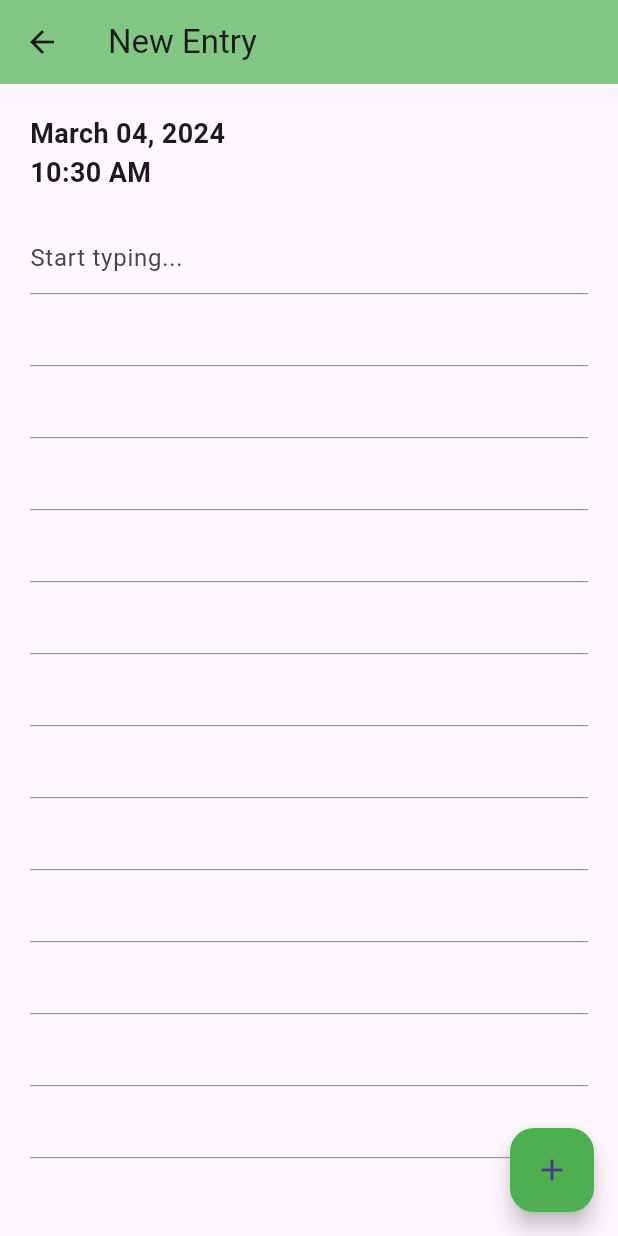
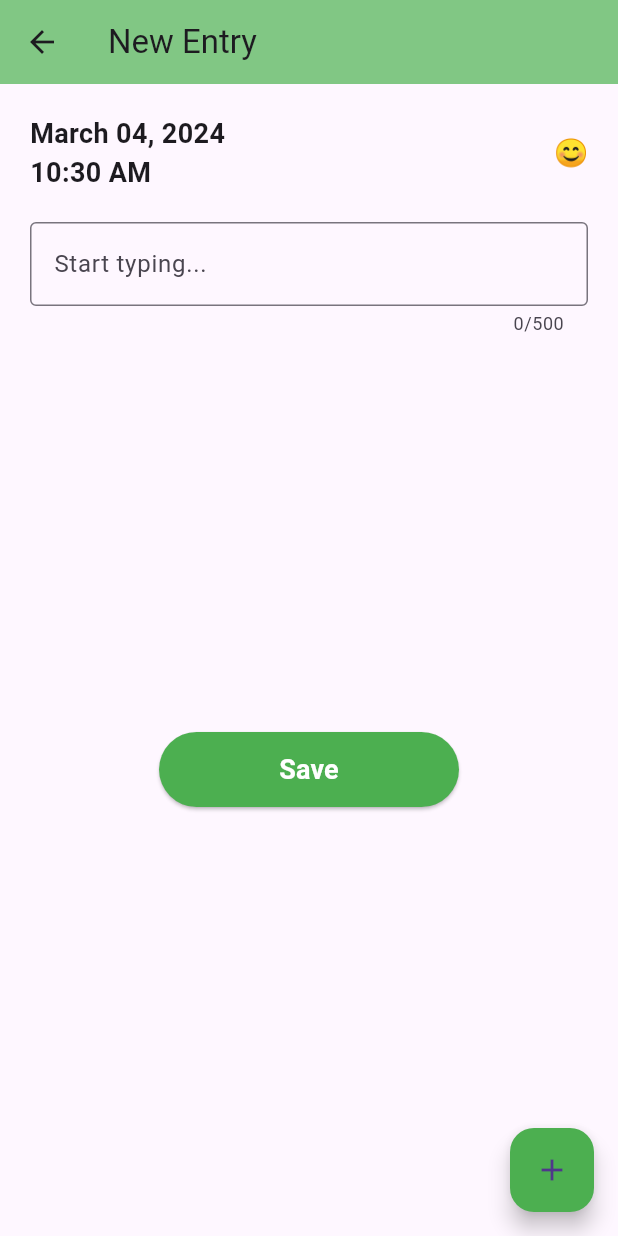
Before and after one commit to appledcrab/Mobile-App-Project1, a Flutter app: the screen it shows after launch, after a tap on "Journal Entry", on a phone screen of 412 x 824 dp. Run offline on Flutter 3.47's test engine with Material 3 defaults, Android fonts, the phone set to English and light mode, and no system bars; our stand-ins replace image_picker.

Commit message:
Adds journal entry class, seperate emoji class + -updates mood tracker screen to use journal entry class in a as demonstration -changes journal entry to not overflow on page, in a box, which does get rid of the previous nice lines

```diff
--- /dev/null
+++ b/lib/emoji_icon_class.dart
@@ -0,0 +1,30 @@
+import 'package:flutter/material.dart';
+
+class EmojiIcon {
+  final IconData icon;
+  final String label;
+
+  EmojiIcon({required this.label}) : icon = moodAssign(label);
+
+  static IconData moodAssign(String label) {
+    switch (label) {
+      case "Very Sad":
+        return Icons.sentiment_very_dissatisfied;
+      case "Sad":
+        return Icons.sentiment_dissatisfied;
+      case "Neutral":
+        return Icons.sentiment_neutral;
+      case "Happy":
+        return Icons.sentiment_satisfied;
+      case "Very Happy":
+        return Icons.sentiment_very_satisfied;
+      default:
+        return Icons.sentiment_neutral;
+    }
+  }
+}
+// Icons.sentiment_very_dissatisfied, 'Very Sad'),
+//               MoodIcon(Icons.sentiment_dissatisfied, 'Sad'),
+//               MoodIcon(Icons.sentiment_neutral, 'Neutral'),
+//               MoodIcon(Icons.sentiment_satisfied, 'Happy'),
+//               MoodIcon(Icons.sentiment_very_satisfied, 'Very Happy'),
--- a/lib/screens/journal_entry_screen.dart
+++ b/lib/screens/journal_entry_screen.dart
@@ -1,3 +1,5 @@
+// import 'dart:html';
+
 import 'package:flutter/material.dart';
 import 'package:intl/intl.dart';
 
@@ -9,6 +11,15 @@ class JournalEntryScreen extends StatefulWidget {
 class _JournalEntryScreenState extends State<JournalEntryScreen> {
   String _formattedDate = DateFormat('MMMM dd, yyyy').format(DateTime.now());
   String _formattedTime = DateFormat('h:mm a').format(DateTime.now());
+
+  TextEditingController _textEditingController = TextEditingController();
+
+  @override
+  void dispose() {
+    // Clean up the controller when the widget is disposed.
+    _textEditingController.dispose();
+    super.dispose();
+  }
 
   @override
   Widget build(BuildContext context) {
@@ -22,30 +33,76 @@ class _JournalEntryScreenState extends State<JournalEntryScreen> {
         child: Column(
           crossAxisAlignment: CrossAxisAlignment.start,
           children: [
+            Container(
+              width: double.infinity,
+              child: Row(
+                children: <Widget>[
+                  Expanded(
+                    child: Column(
+                      crossAxisAlignment: CrossAxisAlignment.start,
+                      children: <Widget>[
                         Text(
                           _formattedDate,
-              style: TextStyle(fontSize: 18, fontWeight: FontWeight.bold),
+                          style: TextStyle(
+                              fontSize: 18, fontWeight: FontWeight.bold),
                         ),
                         Text(
                           _formattedTime,
-              style: TextStyle(fontSize: 18, fontWeight: FontWeight.bold),
+                          style: TextStyle(
+                              fontSize: 18, fontWeight: FontWeight.bold),
+                        ),
+                      ],
+                    ),
+                  ),
+                  Text(
+                    '😊', // --- CHANGE to the other moods we have... not sure how yet
+                    style: TextStyle(fontSize: 18),
+                  ),
+                ],
+              ),
             ),
             SizedBox(height: 20),
-            Expanded(
-              child: ListView.builder(
-                itemCount: 100, // Lines displayed
-                itemBuilder: (context, index) {
-                  return TextField(
+            SizedBox(
+              height: 340,
+              child: Container(
+                width: double.infinity,
+                constraints:
+                    BoxConstraints(maxWidth: MediaQuery.of(context).size.width),
+                child: TextField(
+                  controller: _textEditingController,
                   decoration: InputDecoration(
-                      hintText: index == 0 ? 'Start typing...' : '',
-                      border: InputBorder.none,
-                      enabledBorder: UnderlineInputBorder(
-                        borderSide: BorderSide(color: Colors.brown, width: 0.5),
+                    hintText: 'Start typing...',
+                    border: OutlineInputBorder(),
+                  ),
+                  maxLines: null,
+                  maxLength: 500,
                 ),
               ),
-                    maxLines: 1,
-                  );
+            ),
+            Center(
+              child: SizedBox(
+                width: 200, //button sizing
+                height: 50,
+                child: ElevatedButton(
+                  onPressed: () {
+                    String enteredText = _textEditingController.text;
+                    print(
+                        //going to use this when making the entry class and the entries.
+                        'Entered text: $enteredText\n on $_formattedDate at $_formattedTime\n with the emotion 😊 ');
+                    //(isnt done with other mood widget yet)
                   },
+                  style: ElevatedButton.styleFrom(
+                    backgroundColor: Colors.green,
+                  ),
+                  child: Text(
+                    'Save',
+                    style: TextStyle(
+                      fontSize: 18,
+                      fontWeight: FontWeight.bold,
+                      color: Colors.white,
+                    ),
+                  ),
+                ),
               ),
             ),
           ],
@@ -54,6 +111,8 @@ class _JournalEntryScreenState extends State<JournalEntryScreen> {
       floatingActionButton: FloatingActionButton(
         onPressed: () {
           // will add functions when clicked
+          //maybe changing emoji here
+          //adding a photo onto this entry
         },
         child: Icon(Icons.add),
         backgroundColor: Colors.green,
```
Also changed, not shown: lib/entry_class.dart (added, +15 -0 lines), lib/screens/mood_tracker_screen.dart (+30 -4 lines). Lines whose indentation alone changed are shown as unchanged.
